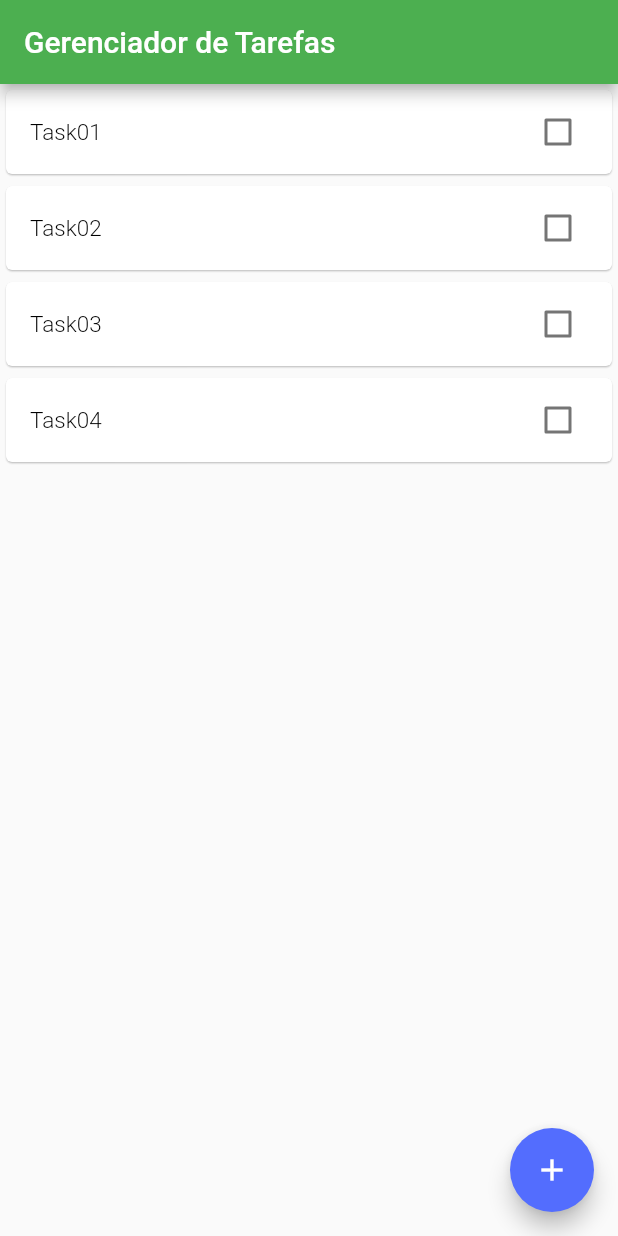
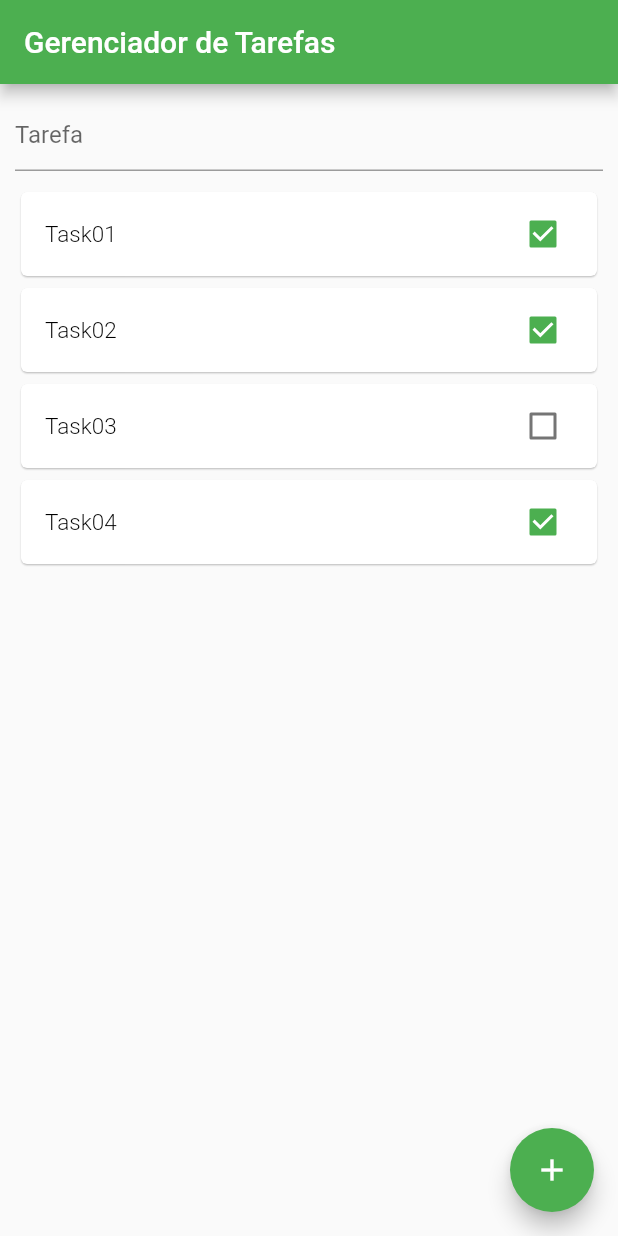
Before and after one commit to cthiagosousa/todo_list_flutter, a Flutter app: the screen it shows after launch, on a phone screen of 412 x 824 dp. Run offline on Flutter 3.47's test engine with Material 2 defaults, Android fonts, the phone set to English and light mode, and no system bars; our stand-ins replace flutter_mobx, google_fonts, mobx; generated files the repository leaves out were written again; Roboto replaces fonts that are missing (Ubuntu).

Commit message:
Opçao apagar tarefa

```diff
--- a/lib/components/task_item_widget.dart
+++ b/lib/components/task_item_widget.dart
@@ -1,27 +1,56 @@
 import 'package:flutter/material.dart';
+import 'package:project/models/Task.dart';
+import 'package:project/stores/tasks_store.dart';
 
 class TaskItemWidget extends StatefulWidget {
-  final String title;
+  final Task task;
 
-  const TaskItemWidget({required this.title});
+  const TaskItemWidget(this.task);
 
   @override
   _TaskItemWidget createState() => _TaskItemWidget();
 }
 
 class _TaskItemWidget extends State<TaskItemWidget> {
-  bool _checkValue = false;
+  final _tasksStore = TasksStore();
 
   @override
   Widget build(BuildContext context) {
     return Card(
-      child: CheckboxListTile(
-        title: Text(widget.title, style: Theme.of(context).textTheme.headline6),
+      child: Dismissible(
+        key: Key(widget.task.id),
+        direction: DismissDirection.startToEnd,
+        background: Container(
+          color: Colors.red,
+          padding: EdgeInsets.only(left: 40),
+          child: Row(
+            children: [
+              Icon(Icons.delete, color: Colors.white,),
+              SizedBox(width: 5,),
+              Text('Apagar', style: TextStyle(color: Colors.white),)
+            ],
+          ),
+        ),
 
-        onChanged: (bool? value) {
-            setState(() => _checkValue = value!);
+        onDismissed: (direction) {
+          _tasksStore.removeTask(widget.task);
+
+          ScaffoldMessenger.of(context).showSnackBar(SnackBar(
+            duration: Duration(milliseconds: 500),
+            backgroundColor: Theme.of(context).primaryColor,
+            content: Text('${widget.task.title} foi removido da lista.'
+            )
+          ));
         },
-        value: _checkValue,
+
+        child: CheckboxListTile(
+          title: Text(widget.task.title, style: Theme.of(context).textTheme.headline6),
+          activeColor: Theme.of(context).primaryColor,
+          onChanged: (bool? value) {
+              setState(() => widget.task.changeIsCheck(value!));
+          },
+          value: widget.task.isCheck,
+        ),
       ),
     );
   }
--- /dev/null
+++ b/lib/controllers/home_controller.dart
@@ -0,0 +1,36 @@
+import 'package:flutter/material.dart';
+import 'package:project/stores/tasks_store.dart';
+import 'package:uuid/uuid.dart';
+import 'package:project/models/Task.dart';
+
+class HomeController {
+  final _tasksStore = TasksStore();
+  late String _titleInputValue;
+
+  List<Task> get tasks => _tasksStore.tasks;
+
+  String get titleInputValue => _titleInputValue;
+
+  set titleInputValue(String value) => _titleInputValue = value;
+
+  String titleValidator(String? value) {
+    if (value!.isEmpty) {
+      return 'O campo não pode ficar vazio';
+    }
+
+    return null!;
+  }
+
+  void sendForm(GlobalKey<FormState> formKey) {
+      formKey.currentState!.save();
+
+      final uuid = Uuid();
+      final Task task = Task(
+        id: uuid.v1(),
+        title: titleInputValue,
+        isCheck: false,
+      );
+
+      _tasksStore.addTask(task);
+  }
+}
--- a/lib/database/tasks.dart
+++ b/lib/database/tasks.dart
@@ -1,6 +1,6 @@
 import 'package:project/models/Task.dart';
 
-const data = [
+final data = [
   Task(
     id: "1",
     title: 'Task01',
--- a/lib/main.dart
+++ b/lib/main.dart
@@ -3,7 +3,6 @@ import 'package:google_fonts/google_fonts.dart';
 
 import 'package:project/utils/routes.dart';
 import 'package:project/screens/home_screen.dart';
-import 'package:project/screens/create_task_screen.dart';
 
 void main() {
   runApp(App());
@@ -41,7 +40,6 @@ class App extends StatelessWidget {
 
       routes: {
         Routes.HOME: (context) => HomeScreen(),
-        Routes.CREATE_TASK: (context) => CreateTaskScreen()
       },
     );
   }
--- a/lib/models/Task.dart
+++ b/lib/models/Task.dart
@@ -2,8 +2,12 @@
 class Task {
   final String id;
   final String title;
-  final bool isCheck;
+  bool isCheck = false;
 
-  const Task({required this.id, required this.title, required this.isCheck});
+  Task({required this.id, required this.title, required this.isCheck});
+
+  void changeIsCheck(bool value) {
+    this.isCheck = value;
+  }
 
 }
--- a/lib/screens/home_screen.dart
+++ b/lib/screens/home_screen.dart
@@ -1,14 +1,12 @@
 import 'package:flutter/material.dart';
 import 'package:flutter_mobx/flutter_mobx.dart';
-
-import 'package:project/models/Task.dart';
-import 'package:project/stores/tasks_store.dart';
-import 'package:project/utils/routes.dart';
+import 'package:project/controllers/home_controller.dart';
 
 import 'package:project/components/task_item_widget.dart';
 
 class HomeScreen extends StatelessWidget {
-  final _tasksStore = TasksStore();
+  final GlobalKey<FormState> _formKey = GlobalKey();
+  final _controller = HomeController();
 
   Widget build(BuildContext context) {
     return Scaffold(
@@ -19,22 +17,38 @@ class HomeScreen extends StatelessWidget {
       body: Container(
         width: double.infinity,
         height: double.infinity,
-
-        child: Observer(
-          builder: (BuildContext context) => ListView.builder(
-          itemCount: _tasksStore.tasks.length,
-          itemBuilder: (context, index) {
-            final Task item = _tasksStore.tasks[index];
-            return TaskItemWidget(title: item.title);
-          }
+        padding: EdgeInsets.all(10),
+        child: Column(
+          children: [
+            Form(
+              key: _formKey,
+              child: TextFormField(
+                decoration: InputDecoration(hintText: "Tarefa"),
+                validator: _controller.titleValidator,
+                onSaved: (value) {
+                  _controller.titleInputValue = value!;
+                },
+              ),
+            ),
+            SizedBox(height: 10,),
+            Expanded(
+              child: Observer(
+                builder: (BuildContext context) => ListView.builder(
+                itemCount: _controller.tasks.length,
+                itemBuilder: (context, index) {
+                  final task = _controller.tasks[index];
+                  return TaskItemWidget(task);
+                }
+              ),
+              ),
+            ),
+          ],
         ),
-        )
       ),
 
       floatingActionButton: FloatingActionButton(
-        onPressed: () {
-          Navigator.pushNamed(context, Routes.CREATE_TASK);
-        },
+        backgroundColor: Theme.of(context).primaryColor,
+        onPressed: () => _controller.sendForm(_formKey),
         child: Icon(Icons.add),
       ),
     );
--- a/lib/stores/tasks_store.dart
+++ b/lib/stores/tasks_store.dart
@@ -15,4 +15,9 @@ abstract class _TasksStore with Store{
   void addTask(Task task) {
     this.tasks.add(task);
   }
+
+  @action
+  void removeTask(Task task) {
+    this.tasks.remove(task);
+  }
 }
```
Also changed, not shown: lib/screens/create_task_screen.dart (deleted, +0 -79 lines), lib/stores/tasks_store.g.dart.
